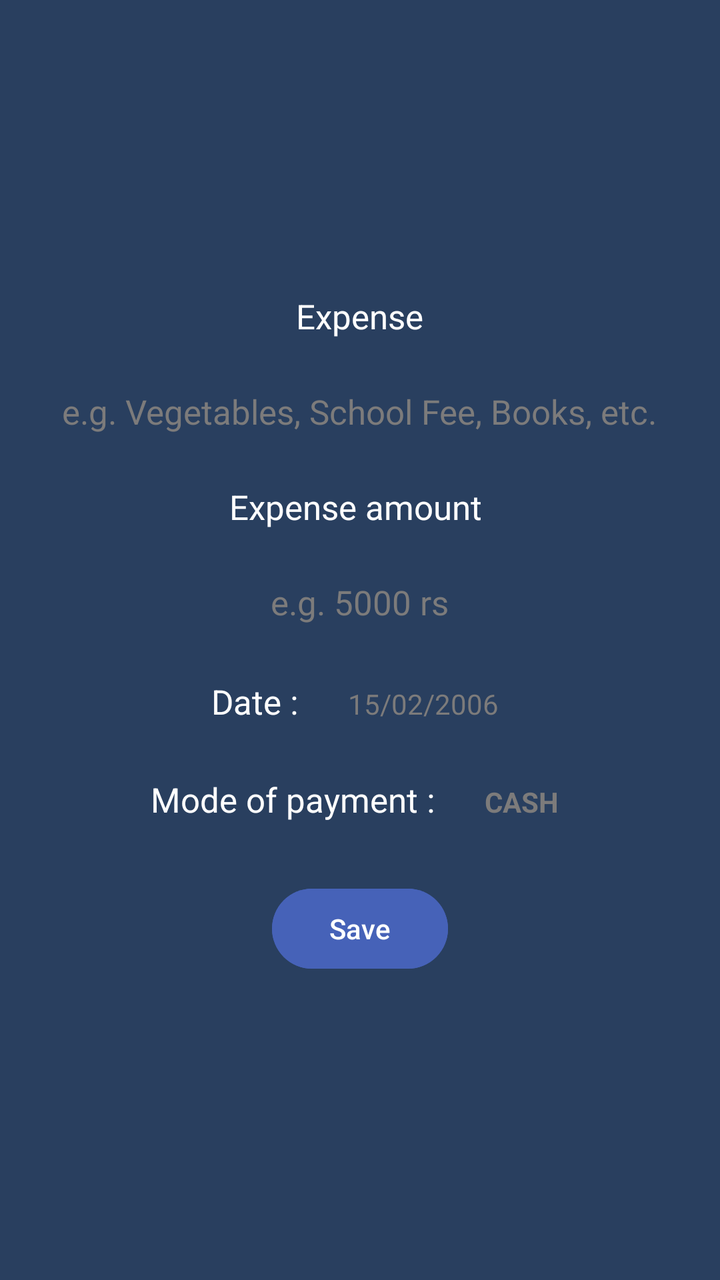
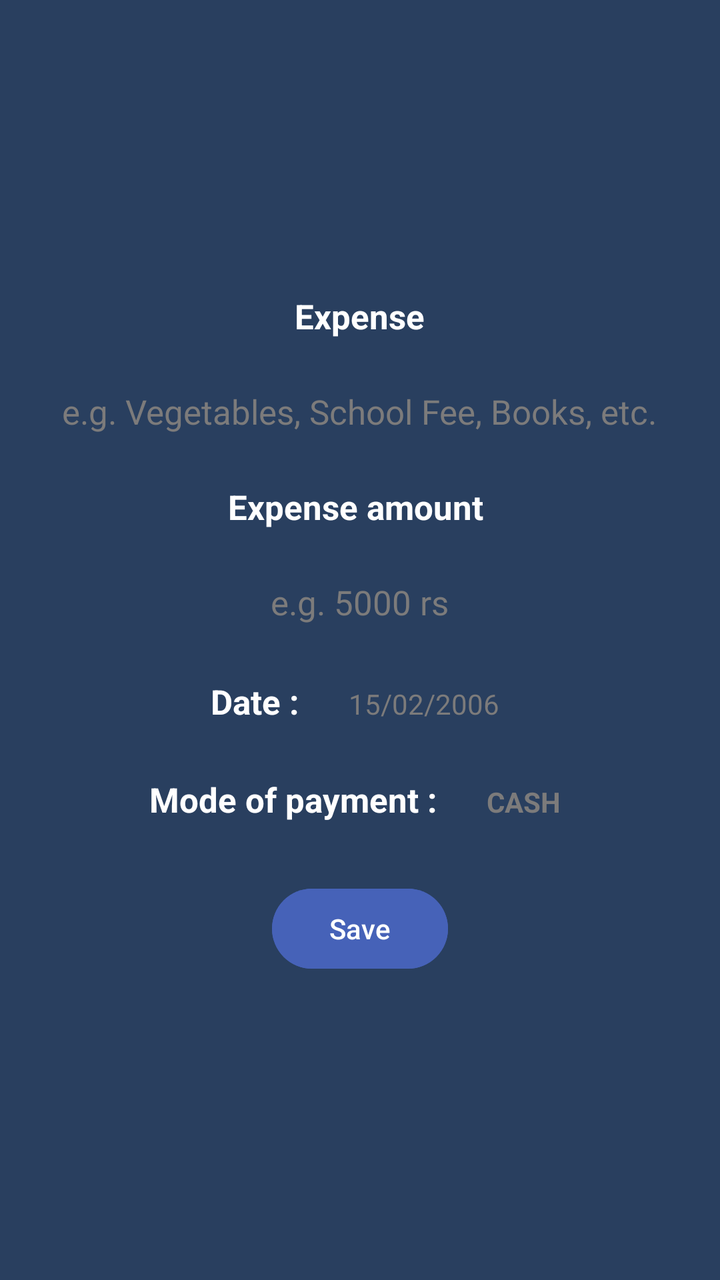

Screens rendered from an Android XML layout before and after an edit, with the pre-edit source and the edit as a unified diff.
<!-- AndroidManifest.xml: application theme Theme.GharKharch -->
<!-- res/layout/fragment_book_expense.xml -->
<?xml version="1.0" encoding="utf-8"?>
<LinearLayout xmlns:android="http://schemas.android.com/apk/res/android"
    android:layout_width="match_parent"
    android:layout_height="match_parent"
    android:background="@color/backgroundColor"
    android:gravity="center"
    android:orientation="vertical">

    <TextView
        android:id="@+id/subCategory"
        android:layout_width="wrap_content"
        android:layout_height="wrap_content"
        android:padding="@dimen/padding_medium"
        android:text="Expense"
        android:textSize="@dimen/text_size_large" />

    <EditText
        android:id="@+id/inputSubCategory"
        android:layout_width="wrap_content"
        android:layout_height="wrap_content"
        android:background="@color/backgroundColor"
        android:hint="@string/hint_sub_category"
        android:importantForAutofill="no"
        android:inputType="text"
        android:maxLength="15"
        android:padding="@dimen/padding_large"
        android:textColorHint="@color/primaryTextColorVariant"
        android:textSize="@dimen/text_size_large" />

    <TextView
        android:layout_width="wrap_content"
        android:layout_height="wrap_content"
        android:padding="@dimen/padding_medium"
        android:text="Expense amount "
        android:textSize="@dimen/text_size_large" />

    <EditText
        android:id="@+id/expenseAmount"
        android:layout_width="wrap_content"
        android:layout_height="wrap_content"
        android:background="@color/backgroundColor"
        android:hint="@string/hint_amount"
        android:importantForAutofill="no"
        android:inputType="text"
        android:maxLength="15"
        android:padding="@dimen/padding_large"
        android:textColorHint="@color/primaryTextColorVariant"
        android:textSize="@dimen/text_size_large" />

    <LinearLayout
        android:layout_width="wrap_content"
        android:layout_height="wrap_content"
        android:orientation="horizontal">

        <TextView
            android:layout_width="wrap_content"
            android:layout_height="wrap_content"
            android:padding="@dimen/padding_medium"
            android:text="Date :"
            android:textSize="@dimen/text_size_large" />

        <TextView
            android:layout_width="wrap_content"
            android:layout_height="wrap_content"
            android:padding="@dimen/padding_large"
            android:text="15/02/2006"
            android:textColor="@color/primaryTextColorVariant" />
    </LinearLayout>

    <LinearLayout
        android:layout_width="wrap_content"
        android:layout_height="wrap_content"
        android:orientation="horizontal">


        <TextView
            android:layout_width="wrap_content"
            android:layout_height="wrap_content"
            android:padding="@dimen/padding_medium"
            android:text="Mode of payment :"
            android:textSize="@dimen/text_size_large" />

        <TextView
            android:id="@+id/modesOfPayment"
            android:layout_width="wrap_content"
            android:layout_height="wrap_content"
            android:padding="@dimen/padding_large"
            android:text="CASH"
            android:textColor="@color/primaryTextColorVariant"
            android:textStyle="bold" />

    </LinearLayout>


    <Button
        android:id="@+id/saveBtn"
        android:layout_width="wrap_content"
        android:layout_height="wrap_content"
        android:layout_marginVertical="@dimen/margin_large"
        android:backgroundTint="@color/buttonColor"
        android:text="Save" />

</LinearLayout>
<!-- resources referenced by this layout -->
<resources>
  <color name="backgroundColor">#293F5F</color>
  <color name="buttonColor">#4662B8</color>
  <color name="primaryTextColorVariant">#7C7B7B</color>
  <dimen name="margin_large">15dp</dimen>
  <dimen name="padding_large">15dp</dimen>
  <dimen name="padding_medium">10dp</dimen>
  <dimen name="text_size_large">17sp</dimen>
  <string name="hint_amount">e.g. 5000 rs</string>
  <string name="hint_sub_category">e.g. Vegetables, School Fee, Books, etc.</string>
  <style name="Theme.GharKharch" parent="Base.Theme.GharKharch">
          <item name="colorPrimary">@color/backgroundColor</item>
          <item name="colorSecondary">@color/lGrey</item>
          
          <item name="colorOnSecondary">@color/primaryTextColor</item>
          <item name="colorOnPrimary">@color/primaryTextColor</item>
          
          <item name="android:textColor">@color/primaryTextColor</item>
          <item name="android:textColorPrimary">@color/primaryTextColor</item>
          <item name="android:textColorSecondary">@color/primaryTextColorVariant</item>
      </style>
  <style name="Base.Theme.GharKharch" parent="Theme.Material3.DayNight.NoActionBar">
          
      </style>
  <color name="lGrey">#616161</color>
  <color name="primaryTextColor">#FFFFFF</color>
</resources>

<!-- the commit's change to res/layout/fragment_book_expense.xml (unified diff, before → after) -->
@@ -12,7 +12,8 @@
         android:layout_height="wrap_content"
         android:padding="@dimen/padding_medium"
         android:text="Expense"
-        android:textSize="@dimen/text_size_large" />
+        android:textSize="@dimen/text_size_large"
+        android:textStyle="bold" />
 
     <EditText
         android:id="@+id/inputSubCategory"
@@ -32,7 +33,8 @@
         android:layout_height="wrap_content"
         android:padding="@dimen/padding_medium"
         android:text="Expense amount "
-        android:textSize="@dimen/text_size_large" />
+        android:textSize="@dimen/text_size_large"
+        android:textStyle="bold" />
 
     <EditText
         android:id="@+id/expenseAmount"
@@ -57,7 +59,8 @@
             android:layout_height="wrap_content"
             android:padding="@dimen/padding_medium"
             android:text="Date :"
-            android:textSize="@dimen/text_size_large" />
+            android:textSize="@dimen/text_size_large"
+            android:textStyle="bold" />
 
         <TextView
             android:layout_width="wrap_content"
@@ -78,7 +81,8 @@
             android:layout_height="wrap_content"
             android:padding="@dimen/padding_medium"
             android:text="Mode of payment :"
-            android:textSize="@dimen/text_size_large" />
+            android:textSize="@dimen/text_size_large"
+            android:textStyle="bold" />
 
         <TextView
             android:id="@+id/modesOfPayment"
